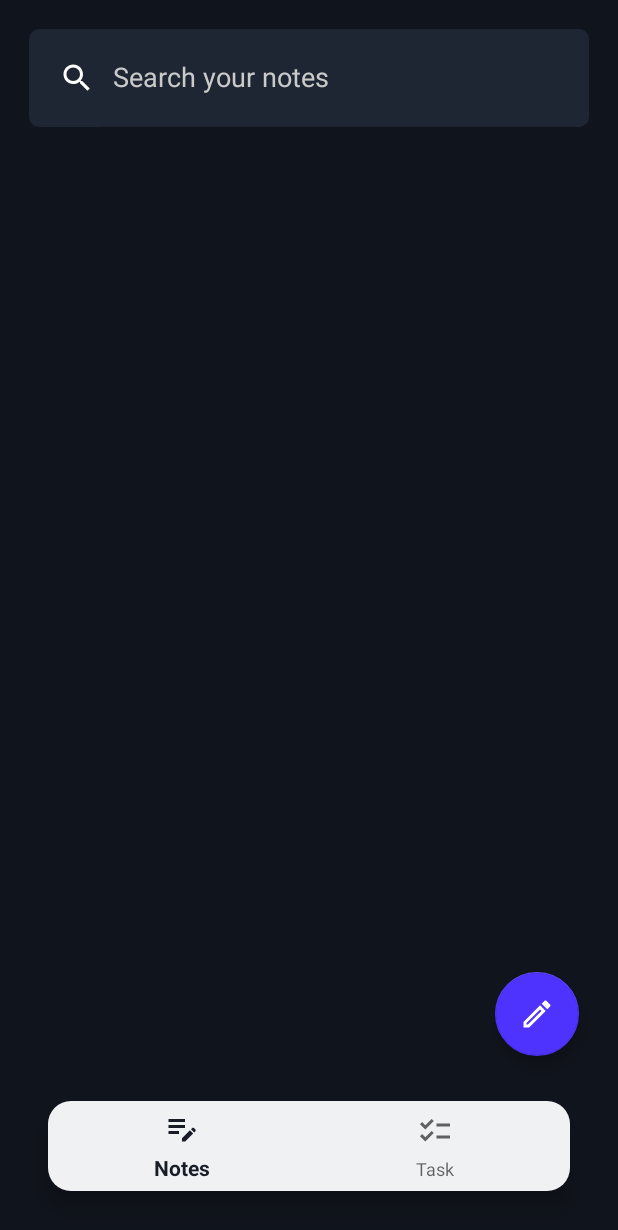
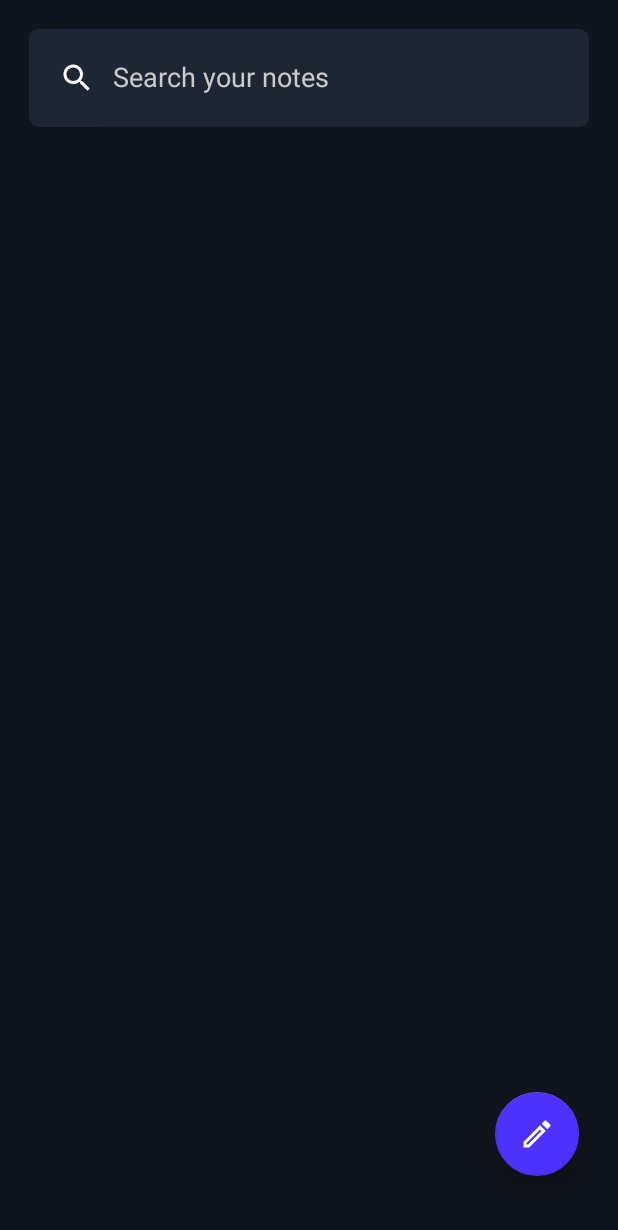
Before and after one commit to aritra-tech/KeepIt, an Android app: the HomeFragment screen opened directly, with no data from a screen before it, on a phone screen of 412 x 824 dp. Shown: the top 1230 px of the screen. Run offline under Robolectric (Android 15) with nearby library versions, the phone set to English and light mode, and no system bars; our stand-ins replace Room's generated code, sdp/ssp sizes.

Commit message:
Made some UI changes.

```diff
--- a/app/src/main/res/layout/activity_main.xml
+++ b/app/src/main/res/layout/activity_main.xml
@@ -17,7 +17,7 @@
         app:layout_constraintEnd_toEndOf="parent"
         android:id="@+id/frame_layout"/>
 
-    <com.google.android.material.bottomnavigation.BottomNavigationView
+    <!--<com.google.android.material.bottomnavigation.BottomNavigationView
         android:id="@+id/bottomNav"
         android:layout_width="348dp"
         android:layout_height="60dp"
@@ -30,6 +30,6 @@
         app:layout_constraintLeft_toLeftOf="parent"
         app:layout_constraintRight_toRightOf="parent"
         app:menu="@menu/bottom_menu"
-        tools:ignore="MissingConstraints" />
+        tools:ignore="MissingConstraints" />-->
 
 </androidx.constraintlayout.widget.ConstraintLayout>
--- a/app/src/main/res/layout/fragment_home.xml
+++ b/app/src/main/res/layout/fragment_home.xml
@@ -40,7 +40,7 @@
             android:layout_width="wrap_content"
             android:layout_height="wrap_content"
             android:layout_marginEnd="26dp"
-            android:layout_marginBottom="120dp"
+            android:layout_marginBottom="40dp"
             android:background="@color/colorAccent"
             android:src="@drawable/ic_outline_edit_24"
             android:tint="@color/ColorWhite"
```
